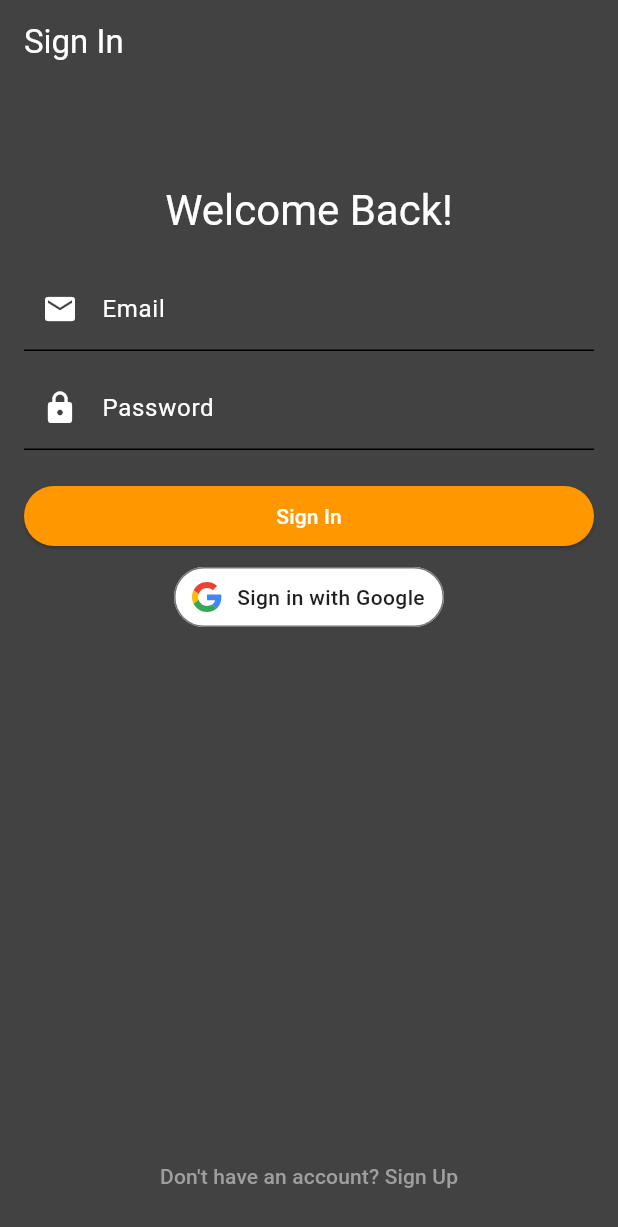
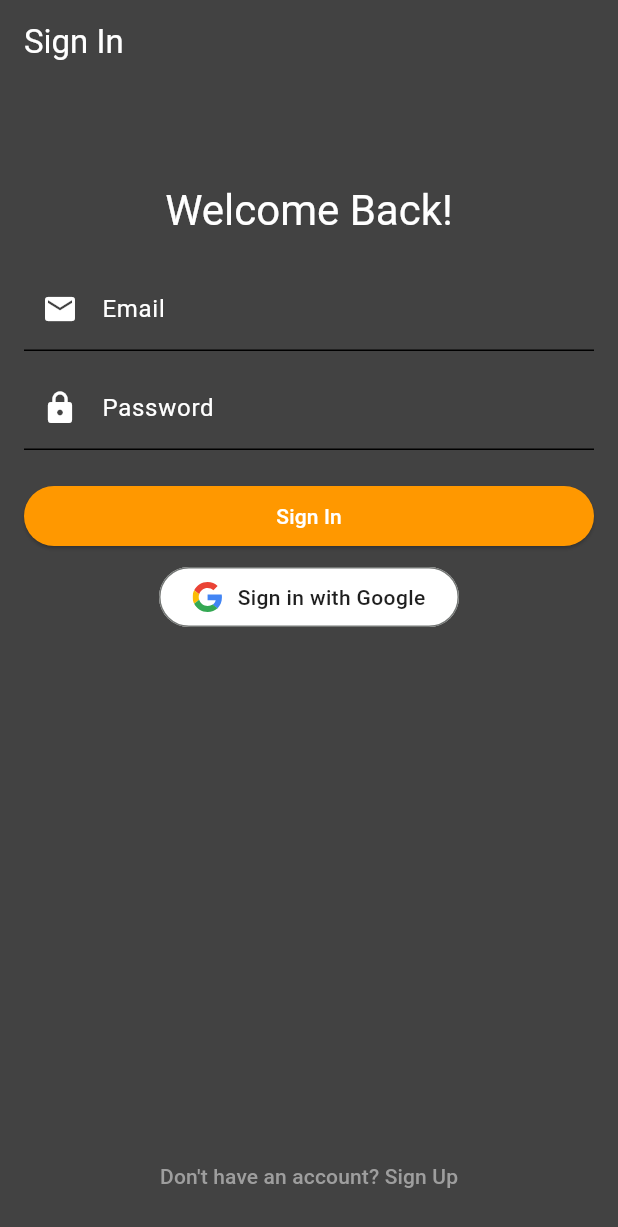
Before and after one commit to TheSlackbringer/StreamSwipe, a Flutter app: the screen it shows after launch, on a phone screen of 412 x 824 dp. Shown: the top 1227 px of the screen. Run offline on Flutter 3.47's test engine with Material 3 defaults, Android fonts, the phone set to English and light mode, and no system bars; our stand-ins replace flutter_svg, get_it, shared_preferences, supabase_flutter; accounts and stored records are empty.

Commit message:
Fix google button

```diff
--- a/app/lib/presentation/widgets/google_button.dart
+++ b/app/lib/presentation/widgets/google_button.dart
@@ -15,7 +15,7 @@ class GoogleSignInButton extends StatelessWidget {
 
     // Define platform-specific dimensions and paddings
     final double buttonHeight = isIOS ? 44.0 : 40.0;
-    final double buttonWidth = 180; // Keep width consistent
+    final double buttonWidth = 200.0; // Keep width consistent
     final double horizontalPadding = isIOS ? 16.0 : 12.0;
     final double iconTextSpacing = isIOS ? 12.0 : 10.0;
     final double iconSize = 20.0; // Logo size remains 20px
@@ -40,13 +40,14 @@ class GoogleSignInButton extends StatelessWidget {
           elevation: 0,
         ),
         child: Row(
-          mainAxisAlignment: MainAxisAlignment.start,
+          mainAxisAlignment: MainAxisAlignment.center, // Center the content
           mainAxisSize: MainAxisSize.max,
           children: [
             // Icon with fixed size
             Container(
               width: iconSize,
               height: iconSize,
+              // Space between icon and text
               margin: EdgeInsets.only(right: iconTextSpacing),
               child: SvgPicture.string(
                 '''<svg version="1.1" xmlns="http://www.w3.org/2000/svg"
@@ -83,7 +84,7 @@ class GoogleSignInButton extends StatelessWidget {
               maxLines: 1,
               overflow: TextOverflow.ellipsis,
             ),
-            Spacer(), // Push content to the left
+            // Remove Spacer(), no longer needed
           ],
         ),
       ),
```
